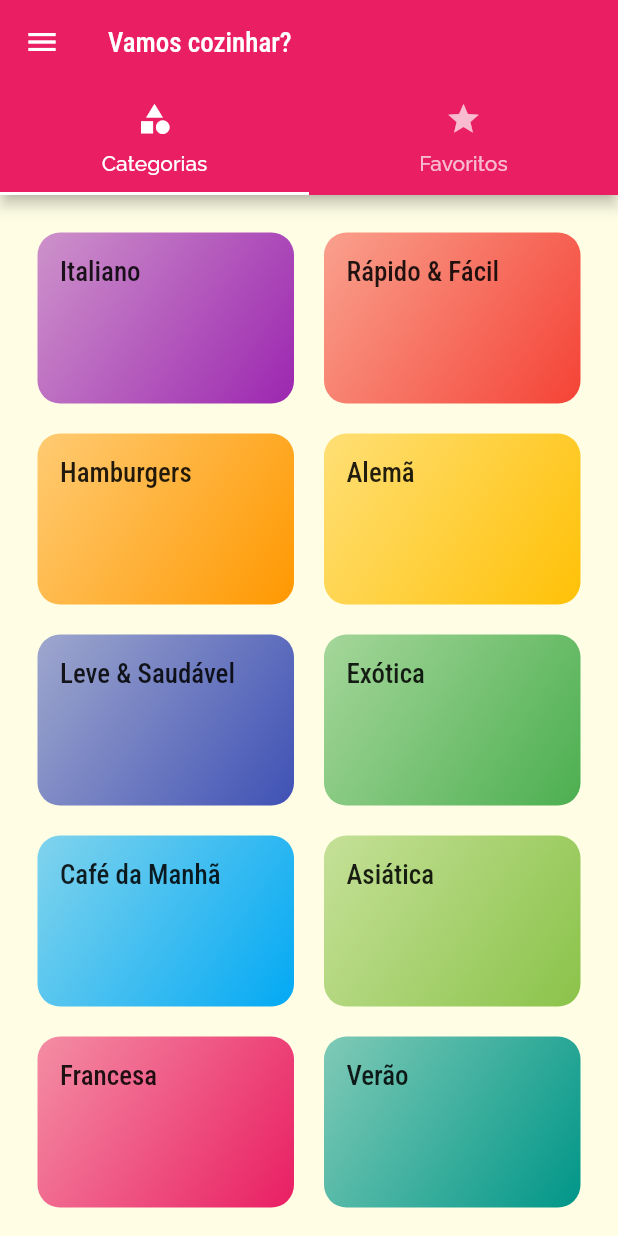
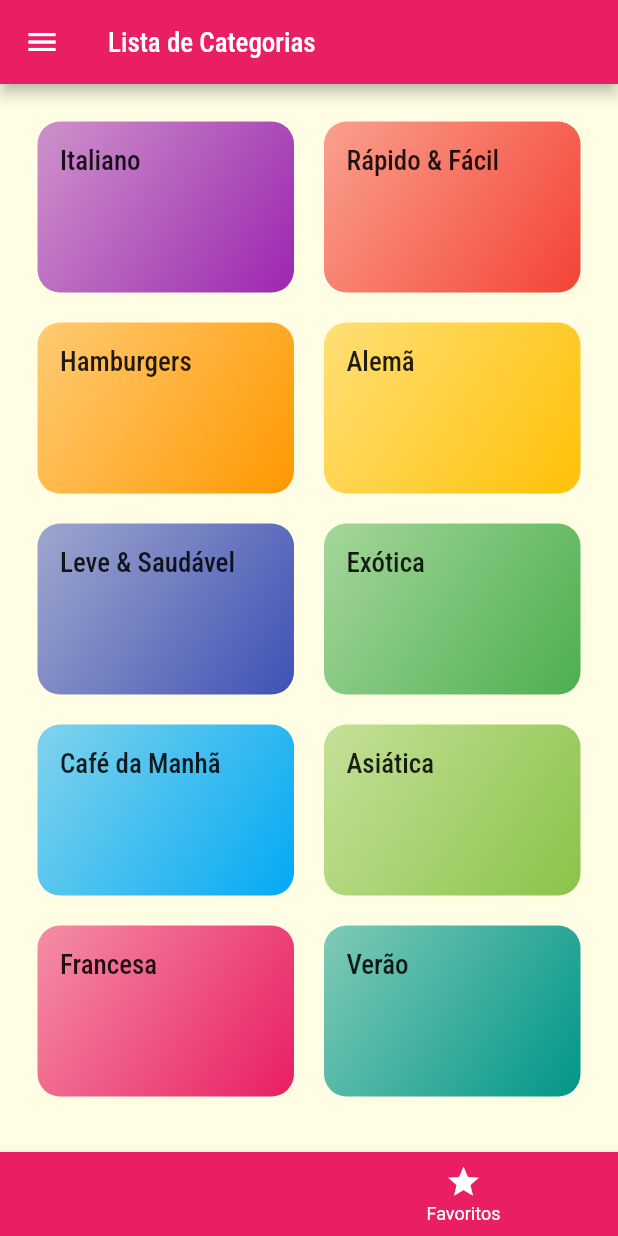
Before and after one commit to alisson-araujo/meals, a Flutter app: the screen it shows after launch, on a phone screen of 412 x 824 dp. Run offline on Flutter 3.47's test engine with Material 2 defaults, Android fonts, the phone set to English and light mode, and no system bars.

Commit message:
implementação de novas funcionalidades

```diff
--- a/lib/main.dart
+++ b/lib/main.dart
@@ -1,6 +1,7 @@
 import 'package:flutter/material.dart';
 import 'package:meals/data/dummy_data.dart';
 import 'package:meals/models/meal.dart';
+import 'package:meals/models/settings.dart';
 import 'package:meals/screens/categories_meals_screen.dart';
 import 'package:meals/screens/meal_detail_screen.dart';
 import 'package:meals/screens/settings_screen.dart';
@@ -18,7 +19,34 @@ class MyApp extends StatefulWidget {
 
 class _MyAppState extends State<MyApp> {
 
-  final List<Meal> _availableMeals = dummyMeals;
+  Settings settings = Settings();
+  List<Meal> _availableMeals = dummyMeals;
+  final List<Meal> _favoriteMeals = [];
+
+  void _filterMeals (Settings settings){
+    setState(() {
+      this.settings = settings;
+      _availableMeals = dummyMeals.where((meal){
+        final filterGluten = settings.isGlutenFree && !meal.isGlutenFree;
+        final filterLactose = settings.isLactoseFree && !meal.isLactoseFree;
+        final filterVegetarian = settings.isVegetarian && !meal.isVegetarian;
+        final filterVegan = settings.isVegan && !meal.isVegan;
+        return !filterGluten && !filterLactose && !filterVegetarian && !filterVegan;
+      }).toList();
+    });
+  }
+
+  void _toggleFavorite(Meal meal) {
+    setState(() {
+      _favoriteMeals.contains(meal)
+        ? _favoriteMeals.remove(meal)
+        : _favoriteMeals.add(meal);
+    });
+  }
+
+  bool _isFavorite(Meal meal){
+    return _favoriteMeals.contains(meal);
+  }
 
   @override
   Widget build(BuildContext context) {
@@ -35,10 +63,10 @@ class _MyAppState extends State<MyApp> {
                 ),
               )),
       routes: {
-        AppRoutes.home: (ctx) => const TabsScreen(),
+        AppRoutes.home: (ctx) => TabsScreen(_favoriteMeals),
         AppRoutes.categoriesMeals: (ctx) => CategoriesMealsScreen(_availableMeals),
-        AppRoutes.mealDetail: (ctx) => const MealDetailScreen(),
-        AppRoutes.settings: (ctx) => const SettingsScreen(),
+        AppRoutes.mealDetail: (ctx) => MealDetailScreen(_toggleFavorite, _isFavorite),
+        AppRoutes.settings: (ctx) => SettingsScreen(settings, _filterMeals),
       },
     );
   }
--- a/lib/screens/tabs_screen.dart
+++ b/lib/screens/tabs_screen.dart
@@ -1,38 +1,68 @@
 import 'package:flutter/material.dart';
 import 'package:meals/components/main_drawer.dart';
+import 'package:meals/models/meal.dart';
 import 'package:meals/screens/categories_screen.dart';
 import 'package:meals/screens/favorite_screen.dart';
 
-class TabsScreen extends StatelessWidget {
-  const TabsScreen({Key? key}) : super(key: key);
+class TabsScreen extends StatefulWidget {
+  // const TabsScreen({Key? key}) : super(key: key);
+
+  final List<Meal> favoriteMeals;
+
+  const TabsScreen(this.favoriteMeals);
+
+  @override
+  State<TabsScreen> createState() => _TabsScreenState();
+}
+
+class _TabsScreenState extends State<TabsScreen> {
+  int _selectedScreenIndex = 0;
+
+  final List<String> _titles = [
+    'Lista de Categorias',
+    'Meus Favoritos',
+  ];
+
+  List<Widget> _screens = [];
+
+  @override
+  void initState() {
+    super.initState();
+    _screens = [
+      CategoriesScreen(),
+      FavoriteScreen(widget.favoriteMeals),
+    ];
+  }
+
+  _selectScreen(int index) {
+    setState(() {
+      _selectedScreenIndex = index;
+    });
+  }
 
   @override
   Widget build(BuildContext context) {
-    return DefaultTabController(
-      length: 2,
-      child: Scaffold(
-        appBar: AppBar(
-          title: Text('Vamos cozinhar?'),
-          bottom: const TabBar(
-            tabs: [
-              Tab(
-                icon: Icon(Icons.category),
-                text: 'Categorias',
-              ),
-              Tab(
-                icon: Icon(Icons.star),
-                text: 'Favoritos',
-              ),
-            ],
+    return Scaffold(
+      appBar: AppBar(
+        title: Text(_titles[_selectedScreenIndex]),
+      ),
+      drawer: MainDrawer(),
+      body: _screens[_selectedScreenIndex],
+      bottomNavigationBar: BottomNavigationBar(
+        onTap: _selectScreen,
+        backgroundColor: Theme.of(context).primaryColor,
+        unselectedItemColor: Colors.white,
+        currentIndex: _selectedScreenIndex,
+        items: const [
+          BottomNavigationBarItem(
+            icon: Icon(Icons.category),
+            label: 'Categorias',
           ),
-        ),
-        drawer: const MainDrawer(),
-        body: const TabBarView(
-          children: [
-            CategoriesScreen(),
-            FavoriteScreen(),
-          ],
-        ),
+          BottomNavigationBarItem(
+            icon: Icon(Icons.star),
+            label: 'Favoritos',
+          ),
+        ],
       ),
     );
   }
```
Also changed, not shown: lib/screens/favorite_screen.dart (+19 -4 lines), lib/screens/meal_detail_screen.dart (+12 -1 lines), lib/screens/settings_screen.dart (+16 -2 lines).
